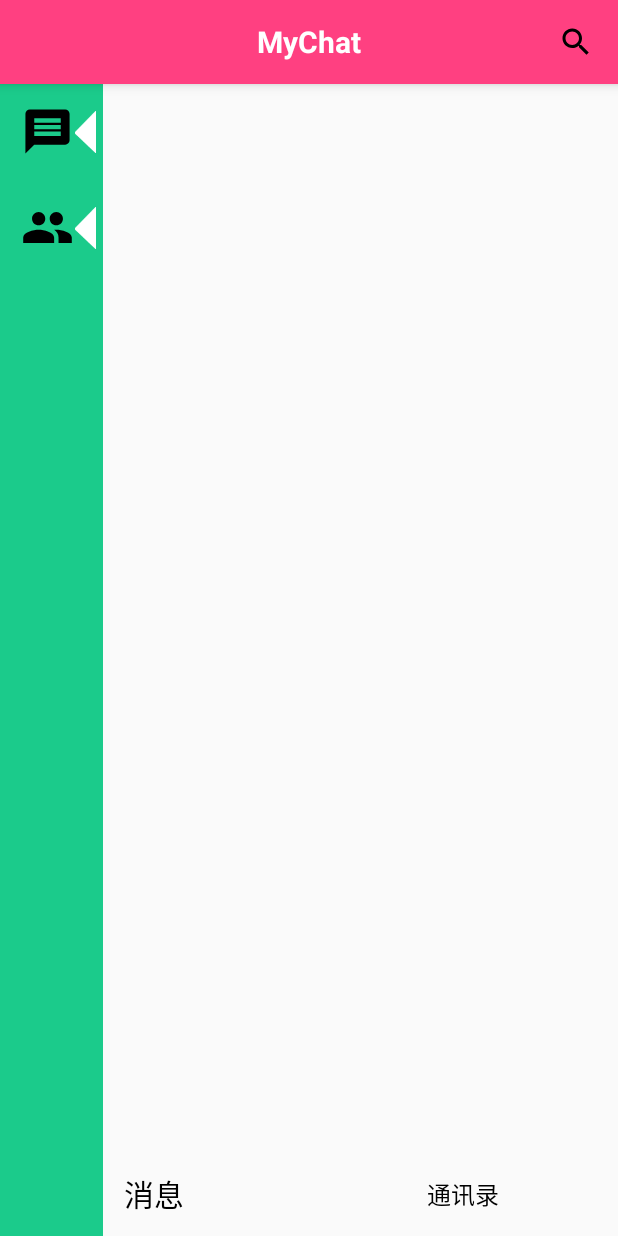
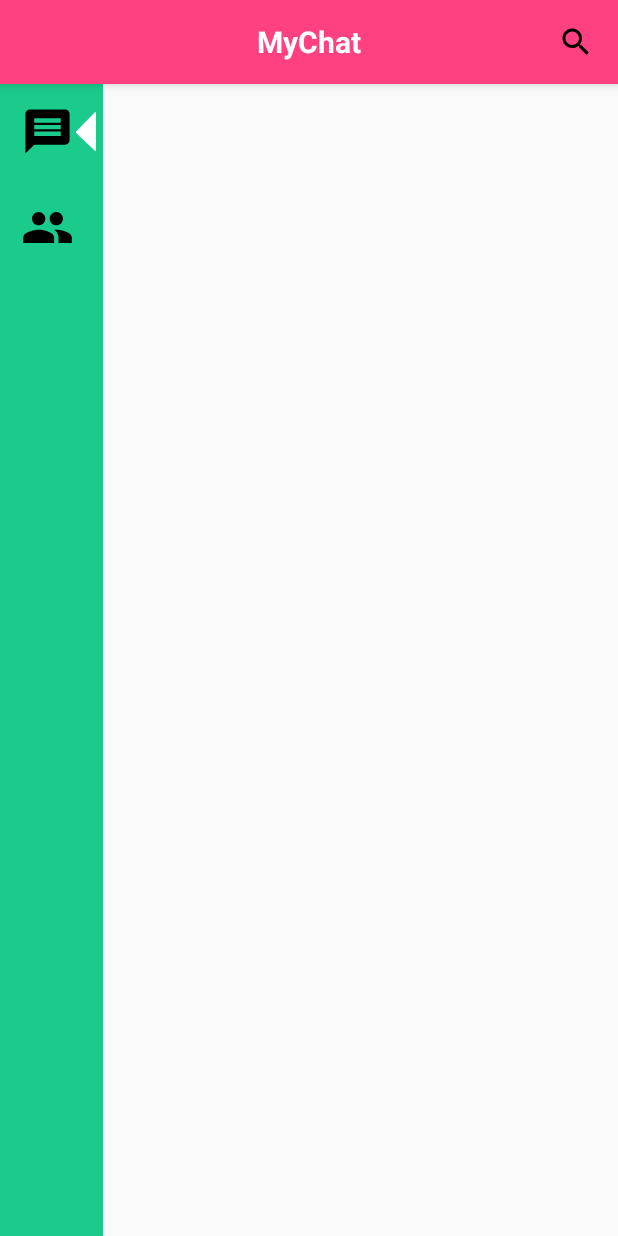
Before and after one commit to CMingTseng/MyChat, an Android app: the layout activity_main.xml on its own in the app's theme, with its tools: preview values and no code run, on a phone screen of 412 x 824 dp. Run offline under Robolectric (Android 15) with nearby library versions, the phone set to English and light mode, and no system bars.

Commit message:
更改底部导航为左侧导航

```diff
--- a/app/src/main/res/layout/activity_main.xml
+++ b/app/src/main/res/layout/activity_main.xml
@@ -49,8 +49,11 @@
             android:background="@color/sub_color"
             >
             <RelativeLayout
+                android:id="@+id/rela_recent_session"
                 android:layout_width="64dp"
-                android:layout_height="64dp">
+                android:layout_height="64dp"
+                android:background="?android:attr/selectableItemBackground"
+                >
                 <ImageView
                     android:layout_width="35dp"
                     android:layout_height="35dp"
@@ -59,8 +62,9 @@
                     android:src="@drawable/ic_message_black_24dp"
                     />
                 <ImageView
-                    android:layout_width="14dp"
-                    android:layout_height="28dp"
+                    android:id="@+id/recent_session_left_arrow"
+                    android:layout_width="13dp"
+                    android:layout_height="26dp"
                     android:layout_centerVertical="true"
                     android:src="@mipmap/ic_triangle_left"
                     android:layout_alignParentRight="true"
@@ -68,8 +72,11 @@
             </RelativeLayout>
 
             <RelativeLayout
+                android:id="@+id/rela_contacts"
                 android:layout_width="64dp"
-                android:layout_height="64dp">
+                android:layout_height="64dp"
+                android:background="?android:attr/selectableItemBackground"
+                >
                 <ImageView
                     android:layout_width="35dp"
                     android:layout_height="35dp"
@@ -78,11 +85,13 @@
                     android:src="@drawable/ic_group_black_24dp"
                     />
                 <ImageView
-                    android:layout_width="14dp"
-                    android:layout_height="28dp"
+                    android:id="@+id/contacts_left_arrow"
+                    android:layout_width="13dp"
+                    android:layout_height="26dp"
                     android:layout_centerVertical="true"
                     android:src="@mipmap/ic_triangle_left"
                     android:layout_alignParentRight="true"
+                    android:visibility="invisible"
                     />
             </RelativeLayout>
 
@@ -98,34 +107,6 @@
 
     </LinearLayout>
 
-    <!--底部导航栏-->
-    <LinearLayout
-        android:id="@+id/nav_layout"
-        android:layout_width="match_parent"
-        android:layout_height="?actionBarSize"
-        android:layout_alignParentBottom="true"
-        android:orientation="horizontal"
-        >
-        <Button
-            android:id="@+id/btn_recent_session"
-            android:layout_width="0dp"
-            android:layout_height="match_parent"
-            android:layout_weight="1"
-            android:background="@null"
-            android:text="消息"
-            android:textColor="@android:color/black"
-            android:textSize="20sp"
-            />
-        <Button
-            android:id="@+id/btn_contacts"
-            android:layout_width="0dp"
-            android:layout_height="match_parent"
-            android:layout_weight="1"
-            android:background="@null"
-            android:text="通讯录"
-            android:textColor="@android:color/black"
-            android:textSize="16sp"
-            />
-    </LinearLayout>
+
 
 </RelativeLayout>
--- a/app/src/main/res/values/styles.xml
+++ b/app/src/main/res/values/styles.xml
@@ -4,7 +4,7 @@
     <style name="AppTheme" parent="Theme.AppCompat.Light.NoActionBar">
         <!-- Customize your theme here. -->
         <item name="colorPrimary">@android:color/white</item>
-        <item name="colorPrimaryDark">@android:color/white</item>
+        <item name="colorPrimaryDark">@color/colorAccent</item>
         <item name="colorAccent">@color/colorAccent</item>
     </style>
 
```
Also changed, not shown: app/src/main/java/com/dingmouren/mychat/ui/main/MainActivity.java (+20 -13 lines), 1001 other files.
